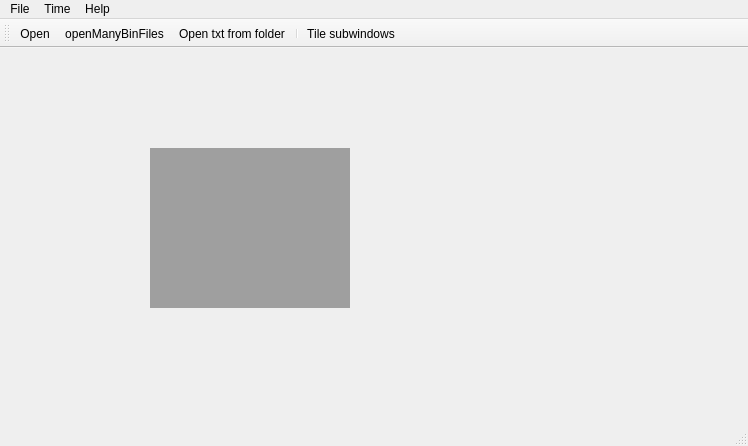
Qt form mainwindow.ui (AlexChudinov/processRikenData) before a commit.
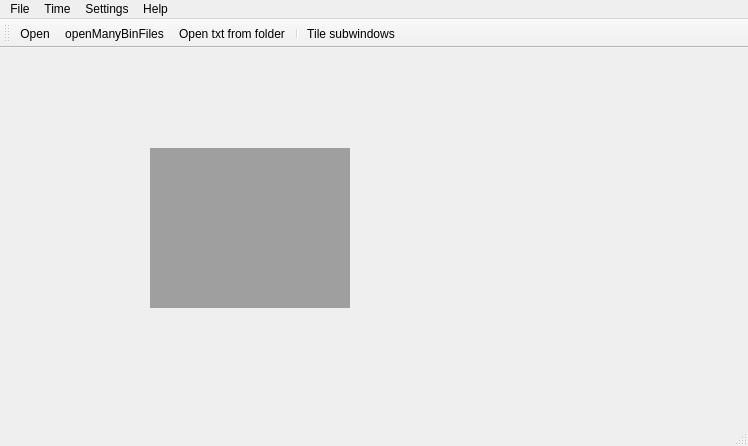
The same form after that commit. Icons and pictures are not drawn.

The edit to the form file:
```diff
--- a/mainwindow.ui
+++ b/mainwindow.ui
@@ -58,8 +58,15 @@
     <addaction name="actionReaccumulate_mass_spectra"/>
     <addaction name="actionTime_params"/>
    </widget>
+   <widget class="QMenu" name="menuSettings">
+    <property name="title">
+     <string>Settings</string>
+    </property>
+    <addaction name="actionReal_precision"/>
+   </widget>
    <addaction name="menuFile"/>
    <addaction name="menuMass_Spec"/>
+   <addaction name="menuSettings"/>
    <addaction name="menuAbout"/>
   </widget>
   <widget class="QToolBar" name="mainToolBar">
```
Left out of the diff: 8 changed lines with no effect on the pictures.
